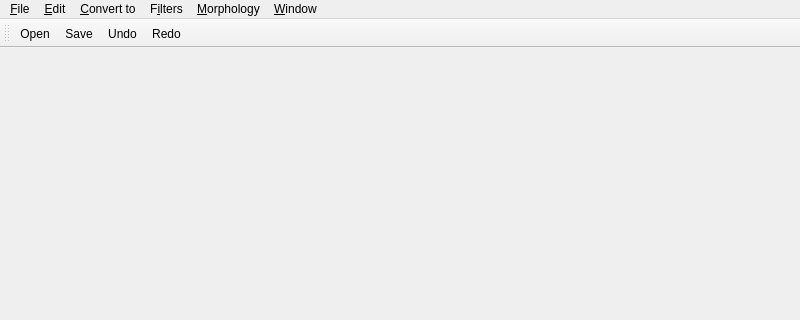
Before: the Qt Designer form ui/MainWindow.ui in lastland/ImageProcessor, drawn with Qt 5; both pictures show x 0 to 800 and y 0 to 320 of the 800 by 600 pixel window.
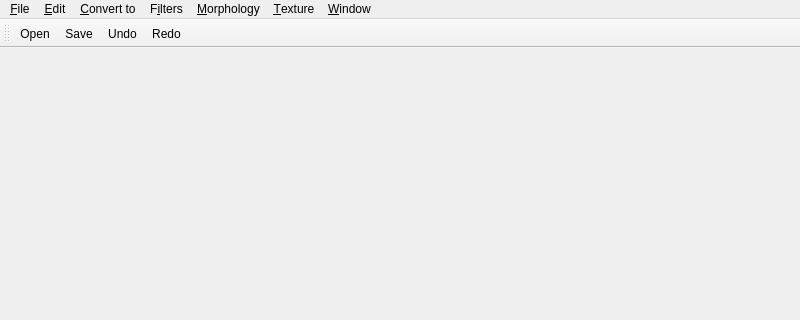
After: the same form once the commit is applied.

Commit message: Basic texture synthesize with rectangle blocks.

Patch:
```diff
--- a/ui/MainWindow.ui
+++ b/ui/MainWindow.ui
@@ -34,7 +34,7 @@
      <x>0</x>
      <y>0</y>
      <width>800</width>
-     <height>26</height>
+     <height>24</height>
     </rect>
    </property>
    <widget class="QMenu" name="menuFile">
@@ -110,11 +110,18 @@
     <addaction name="actionGradient"/>
     <addaction name="menu_Reconstruct"/>
    </widget>
+   <widget class="QMenu" name="menu_Texture">
+    <property name="title">
+     <string>&amp;Texture</string>
+    </property>
+    <addaction name="actionSynthesize"/>
+   </widget>
    <addaction name="menuFile"/>
    <addaction name="menuEdit"/>
    <addaction name="menuConvert"/>
    <addaction name="menuFilters"/>
    <addaction name="menuMorphology"/>
+   <addaction name="menu_Texture"/>
    <addaction name="menuWindow"/>
   </widget>
   <widget class="QToolBar" name="toolBar">
```
Left out of the diff: 5 changed lines with no effect on the pictures. The commit also changes 8 other files.
